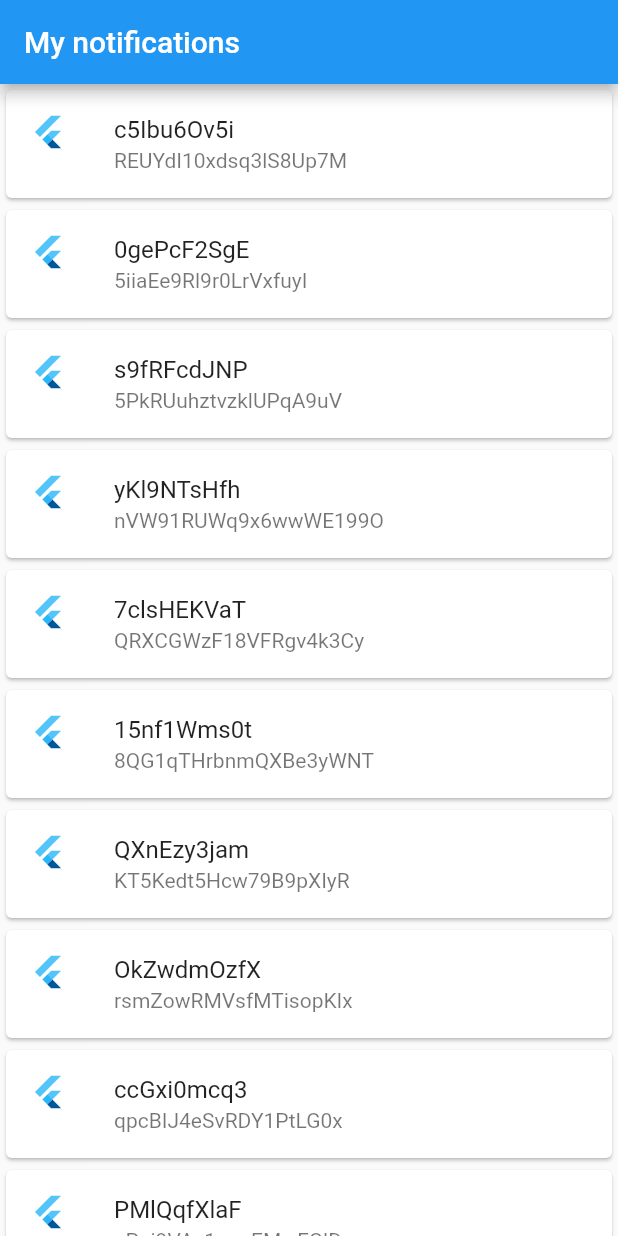
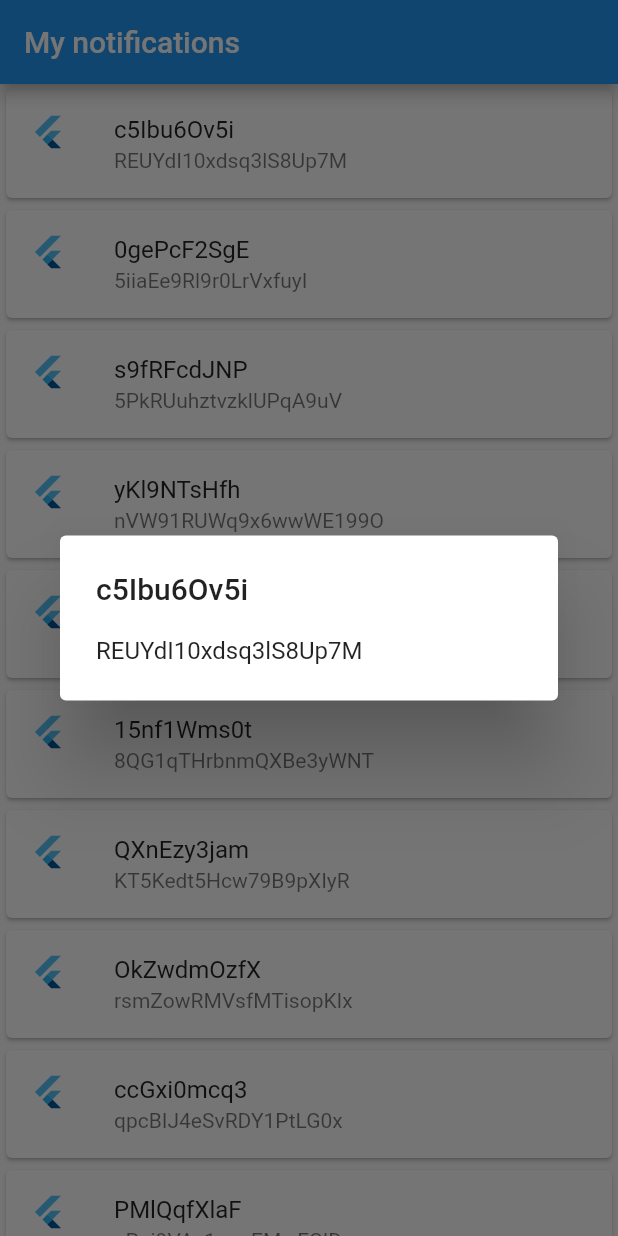
Before and after one commit to J14/notification-app, a Flutter app: the screen it shows after launch, after a tap on an icon or button, on a phone screen of 412 x 824 dp. Run offline on Flutter 3.47's test engine with Material 2 defaults, Android fonts, the phone set to English and light mode, and no system bars; our stand-ins replace flutter_local_notifications, random_string; missing offline and left inert: mqtt_client.

Commit message:
Add a simple dialog on ListTile tap

```diff
--- a/lib/list_notifications.dart
+++ b/lib/list_notifications.dart
@@ -105,6 +105,18 @@ class _NotificationCardWidgetState extends State<NotificationCardWidget> {
         title: Text(widget.notification.title),
         subtitle: Text(widget.notification.body),
         onTap: () {
+        showDialog(
+          context: context,
+          builder: (BuildContext context) {
+          return AlertDialog(
+              title: Text(widget.notification.title),
+              content: Container(
+                width: double.maxFinite,
+                child: Text(widget.notification.body)
+              ),
+          );
+          }
+        );
         },
       ),
     );
```
